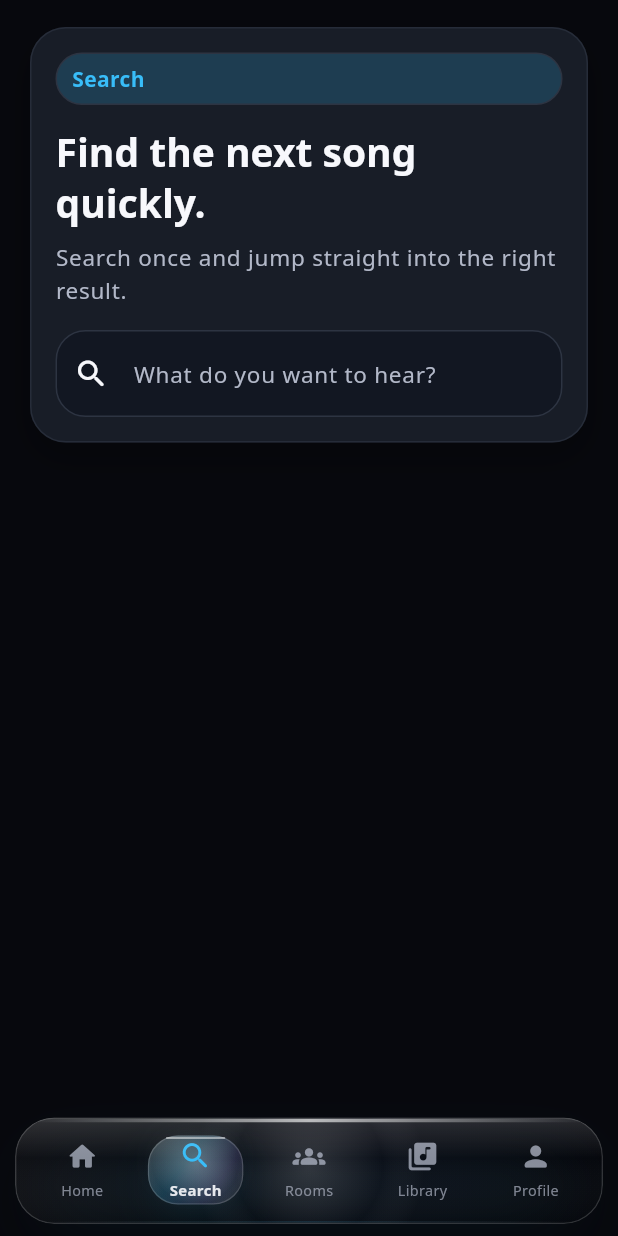
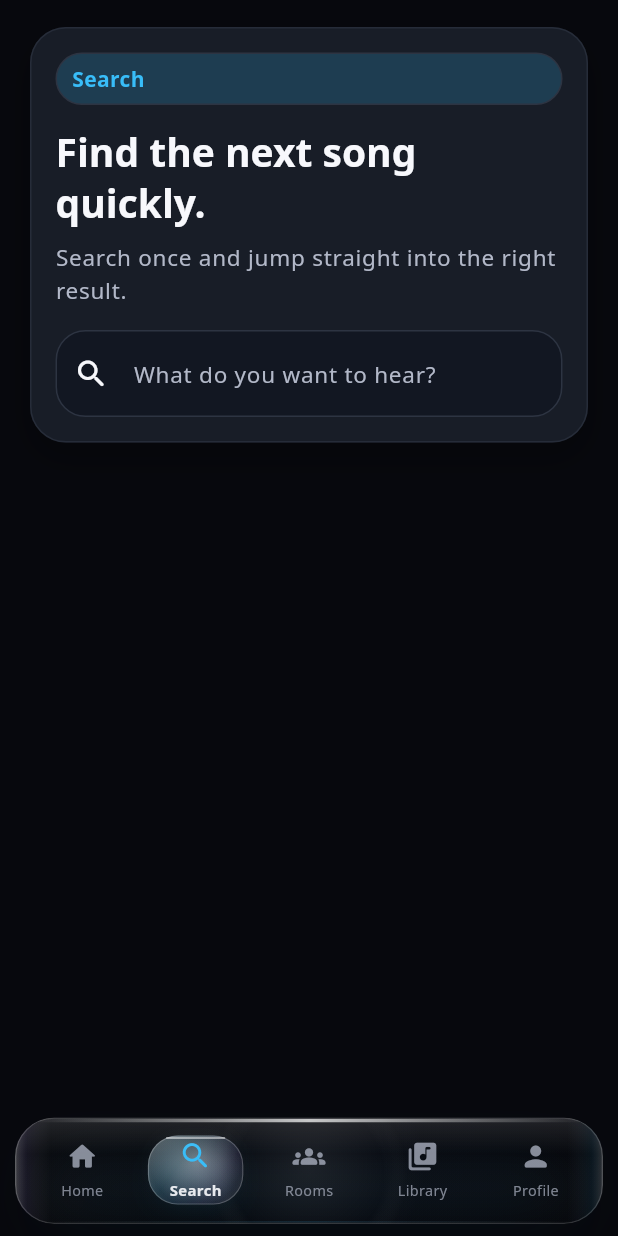
Before and after one commit to SkyBotsDeveloper/AurexWeb, a Flutter app: the screen it shows after launch, item 2 of the bottom bar chosen, on a phone screen of 412 x 824 dp. Run offline on Flutter 3.47's test engine with Material 3 defaults, Android fonts, the phone set to English and light mode, and no system bars; our stand-ins replace audio_service, cached_network_image, dio, flutter_riverpod, go_router, just_audio and 9 more; missing offline and left inert: just_audio_media_kit; accounts and stored records are empty; network calls fail.

Commit message:
Tune liquid glass clarity and edges

```diff
--- a/lib/app/router/app_router.dart
+++ b/lib/app/router/app_router.dart
@@ -271,10 +271,10 @@ class _AppShell extends ConsumerWidget {
                               borderRadius: BorderRadius.circular(
                                 compactBottomChrome ? 22 : 26,
                               ),
-                              blurSigma: 13.5,
+                              blurSigma: 9.5,
                               tintColor: isDark
-                                  ? palette.surfaceElevated.withAlpha(112)
-                                  : Colors.white.withAlpha(150),
+                                  ? palette.surfaceElevated.withAlpha(88)
+                                  : Colors.white.withAlpha(132),
                               child: const MiniPlayer(embedded: true),
                             ),
                             SizedBox(height: compactBottomChrome ? 7 : 9),
@@ -283,10 +283,10 @@ class _AppShell extends ConsumerWidget {
                             borderRadius: BorderRadius.circular(
                               compactBottomChrome ? 26 : 30,
                             ),
-                            blurSigma: 11.5,
+                            blurSigma: 7.5,
                             tintColor: isDark
-                                ? palette.surface.withAlpha(54)
-                                : Colors.white.withAlpha(104),
+                                ? palette.surface.withAlpha(34)
+                                : Colors.white.withAlpha(86),
                             child: AppBottomNav(
                               currentIndex: navigationShell.currentIndex,
                               embedded: true,
--- a/lib/core/widgets/app_bottom_nav.dart
+++ b/lib/core/widgets/app_bottom_nav.dart
@@ -162,31 +162,31 @@ class _LiquidNavIndicator extends StatelessWidget {
           begin: Alignment.topLeft,
           end: Alignment.bottomRight,
           colors: [
-            Colors.white.withAlpha(isDark ? 58 : 138),
-            palette.accent.withAlpha(isDark ? 48 : 30),
-            palette.accentStrong.withAlpha(isDark ? 38 : 22),
-            Colors.white.withAlpha(isDark ? 16 : 74),
+            Colors.white.withAlpha(isDark ? 78 : 150),
+            palette.accent.withAlpha(isDark ? 32 : 24),
+            palette.accentStrong.withAlpha(isDark ? 26 : 18),
+            Colors.white.withAlpha(isDark ? 24 : 82),
           ],
-          stops: const [0, 0.4, 0.72, 1],
+          stops: const [0, 0.36, 0.72, 1],
         ),
         border: Border.all(
           color: isDark
-              ? Colors.white.withAlpha(42)
-              : Colors.white.withAlpha(190),
-          width: 0.8,
+              ? Colors.white.withAlpha(58)
+              : Colors.white.withAlpha(204),
+          width: 0.75,
         ),
         boxShadow: [
           BoxShadow(
-            color: palette.glow.withAlpha(isDark ? 50 : 26),
-            blurRadius: 28,
-            spreadRadius: -9,
-            offset: const Offset(0, 9),
+            color: palette.glow.withAlpha(isDark ? 34 : 20),
+            blurRadius: 18,
+            spreadRadius: -8,
+            offset: const Offset(0, 7),
           ),
           BoxShadow(
-            color: Colors.white.withAlpha(isDark ? 28 : 82),
-            blurRadius: 18,
-            spreadRadius: -11,
-            offset: const Offset(0, -6),
+            color: Colors.white.withAlpha(isDark ? 34 : 92),
+            blurRadius: 12,
+            spreadRadius: -9,
+            offset: const Offset(0, -4),
           ),
         ],
       ),
@@ -200,11 +200,26 @@ class _LiquidNavIndicator extends StatelessWidget {
                   center: const Alignment(0, -0.24),
                   radius: 0.92,
                   colors: [
-                    Colors.white.withAlpha(isDark ? 62 : 132),
+                    Colors.white.withAlpha(isDark ? 82 : 146),
+                    Colors.white.withAlpha(0),
+                    Colors.black.withAlpha(isDark ? 4 : 0),
+                  ],
+                  stops: const [0, 0.72, 1],
+                ),
+              ),
+            ),
+          ),
+          Positioned.fill(
+            child: DecoratedBox(
+              decoration: BoxDecoration(
+                borderRadius: BorderRadius.circular(compact ? 20 : 22),
+                gradient: LinearGradient(
+                  colors: [
+                    Colors.white.withAlpha(isDark ? 22 : 54),
                     Colors.white.withAlpha(0),
                     Colors.black.withAlpha(isDark ? 10 : 0),
                   ],
-                  stops: const [0, 0.68, 1],
+                  stops: const [0, 0.46, 1],
                 ),
               ),
             ),
--- a/lib/core/widgets/frosted_glass.dart
+++ b/lib/core/widgets/frosted_glass.dart
@@ -9,7 +9,7 @@ class FrostedGlass extends StatelessWidget {
     super.key,
     required this.child,
     this.borderRadius = const BorderRadius.all(Radius.circular(28)),
-    this.blurSigma = 14,
+    this.blurSigma = 10,
     this.tintColor,
     this.padding = EdgeInsets.zero,
   });
@@ -27,8 +27,8 @@ class FrostedGlass extends StatelessWidget {
     final tint =
         tintColor ??
         (isDark
-            ? palette.surfaceElevated.withAlpha(92)
-            : Colors.white.withAlpha(120));
+            ? palette.surfaceElevated.withAlpha(72)
+            : Colors.white.withAlpha(108));
     final borderColor = isDark
         ? Colors.white.withAlpha(42)
         : Colors.white.withAlpha(210);
@@ -39,16 +39,16 @@ class FrostedGlass extends StatelessWidget {
           borderRadius: borderRadius,
           boxShadow: [
             BoxShadow(
-              color: palette.shadow.withAlpha(isDark ? 118 : 48),
-              blurRadius: 42,
-              spreadRadius: -14,
-              offset: const Offset(0, 22),
+              color: palette.shadow.withAlpha(isDark ? 110 : 44),
+              blurRadius: 44,
+              spreadRadius: -15,
+              offset: const Offset(0, 23),
             ),
             BoxShadow(
-              color: palette.accent.withAlpha(isDark ? 30 : 18),
-              blurRadius: 38,
-              spreadRadius: -20,
-              offset: const Offset(0, 13),
+              color: palette.accent.withAlpha(isDark ? 24 : 16),
+              blurRadius: 34,
+              spreadRadius: -21,
+              offset: const Offset(0, 12),
             ),
           ],
         ),
@@ -67,12 +67,12 @@ class FrostedGlass extends StatelessWidget {
                         begin: Alignment.topLeft,
                         end: Alignment.bottomRight,
                         colors: [
-                          Colors.white.withAlpha(isDark ? 48 : 120),
-                          tint.withAlpha(isDark ? 74 : 112),
-                          palette.accentStrong.withAlpha(isDark ? 24 : 14),
-                          Colors.black.withAlpha(isDark ? 13 : 0),
+                          Colors.white.withAlpha(isDark ? 34 : 110),
+                          tint.withAlpha(isDark ? 52 : 92),
+                          palette.accentStrong.withAlpha(isDark ? 20 : 12),
+                          Colors.black.withAlpha(isDark ? 8 : 0),
                         ],
-                        stops: const [0, 0.34, 0.74, 1],
+                        stops: const [0, 0.32, 0.76, 1],
                       ),
                     ),
                   ),
@@ -85,11 +85,72 @@ class FrostedGlass extends StatelessWidget {
                         center: const Alignment(0, -0.08),
                         radius: 1.08,
                         colors: [
-                          Colors.white.withAlpha(isDark ? 38 : 72),
+                          Colors.white.withAlpha(isDark ? 18 : 54),
                           Colors.white.withAlpha(0),
-                          Colors.black.withAlpha(isDark ? 22 : 0),
+                          Colors.black.withAlpha(isDark ? 8 : 0),
                         ],
-                        stops: const [0, 0.64, 1],
+                        stops: const [0, 0.7, 1],
+                      ),
+                    ),
+                  ),
+                ),
+                Positioned(
+                  left: 0,
+                  top: 0,
+                  bottom: 0,
+                  width: 24,
+                  child: IgnorePointer(
+                    child: DecoratedBox(
+                      decoration: BoxDecoration(
+                        gradient: LinearGradient(
+                          colors: [
+                            Colors.white.withAlpha(isDark ? 58 : 120),
+                            palette.accentStrong.withAlpha(isDark ? 20 : 10),
+                            Colors.white.withAlpha(0),
+                          ],
+                          stops: const [0, 0.34, 1],
+                        ),
+                      ),
+                    ),
+                  ),
+                ),
+                Positioned(
+                  right: 0,
+                  top: 0,
+                  bottom: 0,
+                  width: 24,
+                  child: IgnorePointer(
+                    child: DecoratedBox(
+                      decoration: BoxDecoration(
+                        gradient: LinearGradient(
+                          begin: Alignment.centerRight,
+                          end: Alignment.centerLeft,
+                          colors: [
+                            Colors.white.withAlpha(isDark ? 44 : 104),
+                            palette.accent.withAlpha(isDark ? 18 : 9),
+                            Colors.white.withAlpha(0),
+                          ],
+                          stops: const [0, 0.34, 1],
+                        ),
+                      ),
+                    ),
+                  ),
+                ),
+                Positioned.fill(
+                  child: IgnorePointer(
+                    child: DecoratedBox(
+                      decoration: BoxDecoration(
+                        borderRadius: borderRadius,
+                        gradient: RadialGradient(
+                          center: const Alignment(0, 0.08),
+                          radius: 0.92,
+                          colors: [
+                            Colors.white.withAlpha(0),
+                            Colors.white.withAlpha(0),
+                            Colors.black.withAlpha(isDark ? 16 : 0),
+                          ],
+                          stops: const [0, 0.76, 1],
+                        ),
                       ),
                     ),
                   ),
@@ -104,11 +165,11 @@ class FrostedGlass extends StatelessWidget {
                           begin: Alignment.topCenter,
                           end: Alignment.bottomCenter,
                           colors: [
-                            Colors.white.withAlpha(isDark ? 36 : 82),
+                            Colors.white.withAlpha(isDark ? 28 : 74),
                             Colors.white.withAlpha(0),
-                            Colors.black.withAlpha(isDark ? 18 : 0),
+                            Colors.black.withAlpha(isDark ? 12 : 0),
                           ],
-                          stops: const [0, 0.38, 1],
+                          stops: const [0, 0.34, 1],
                         ),
                       ),
                     ),
@@ -136,7 +197,7 @@ class FrostedGlass extends StatelessWidget {
                         gradient: LinearGradient(
                           colors: [
                             Colors.white.withAlpha(0),
-                            Colors.white.withAlpha(isDark ? 168 : 228),
+                            Colors.white.withAlpha(isDark ? 188 : 232),
                             Colors.white.withAlpha(0),
                           ],
                         ),
```
